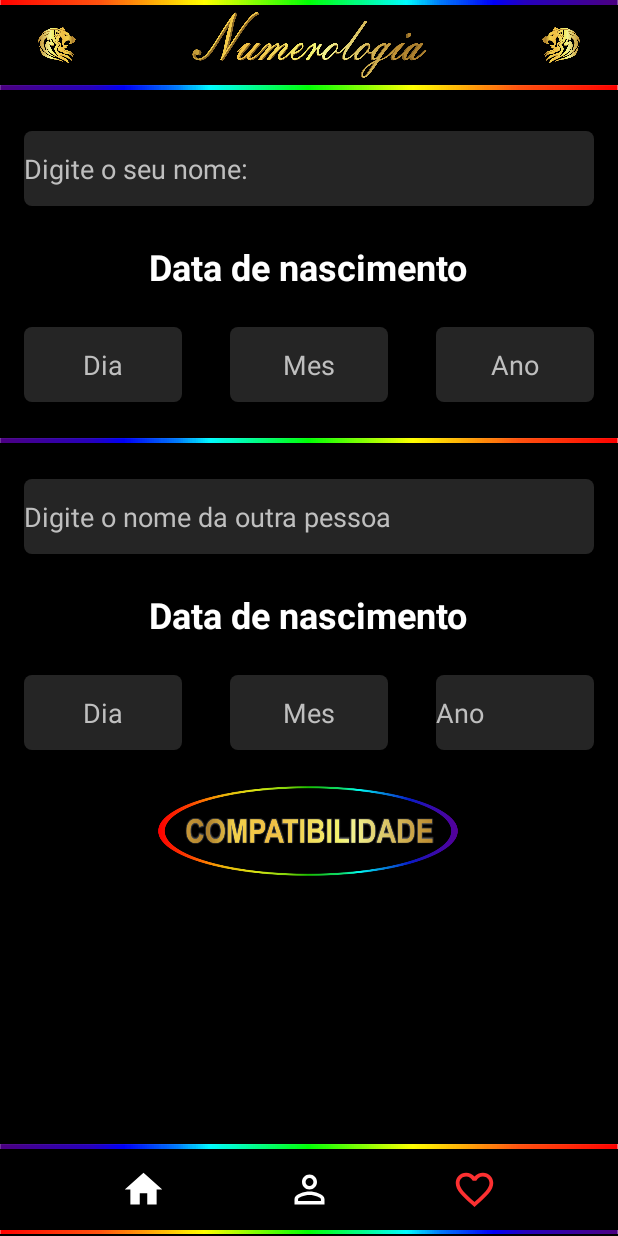
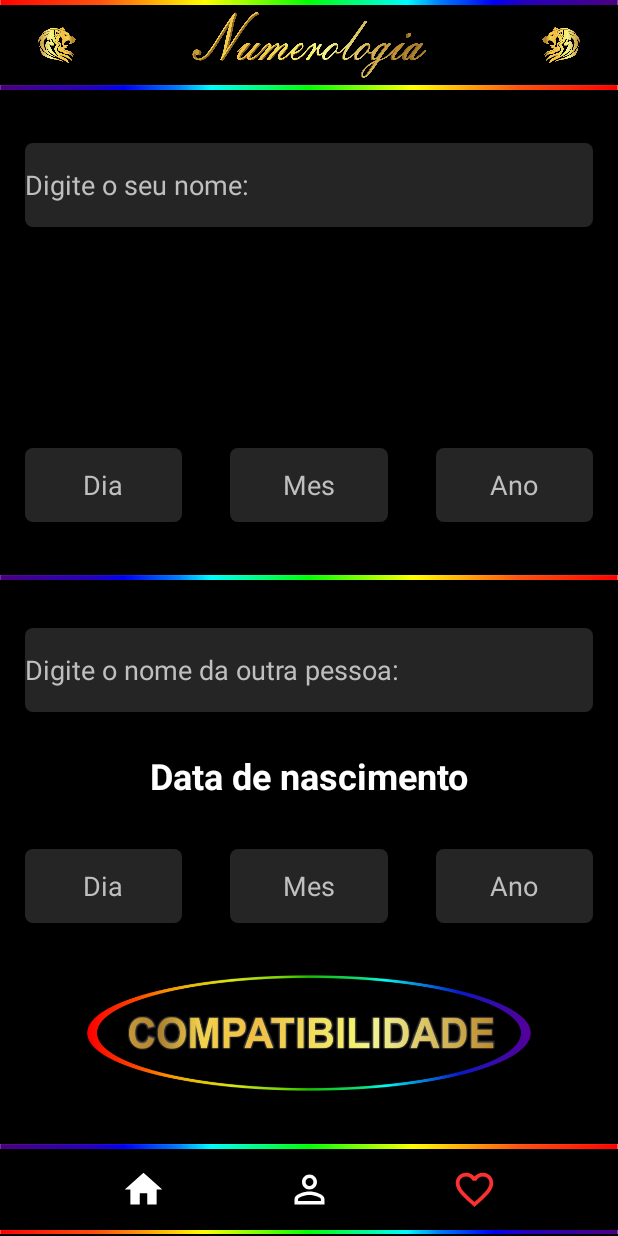
Before and after one commit to Ew3rt0n/Primass-2, an Android app: the screen it shows after launch (MainActivity), after a tap on "Compatibilidade", on a phone screen of 412 x 824 dp. Run offline under Robolectric (Android 15) with nearby library versions, the phone set to English and light mode, and no system bars.

Commit message:
Linhas guias

```diff
--- a/app/src/main/res/layout/activity_main.xml
+++ b/app/src/main/res/layout/activity_main.xml
@@ -201,8 +201,8 @@
             android:id="@+id/bt_calc"
             android:layout_width="200dp"
             android:layout_height="60dp"
+            android:layout_marginTop="32dp"
             android:background="@drawable/efeito_calc"
-            android:layout_marginTop="32dp"
             app:layout_constraintEnd_toEndOf="parent"
             app:layout_constraintStart_toStartOf="parent"
             app:layout_constraintTop_toBottomOf="@+id/tv_mes" />
@@ -294,9 +294,9 @@
             android:layout_height="30dp"
             android:background="@drawable/bt_home"
             android:contentDescription="@string/Menu_triangulo"
-            android:visibility="gone"
             android:src="@drawable/ic_triangulo_30"
             android:tint="@color/white"
+            android:visibility="gone"
             app:layout_constraintBottom_toBottomOf="parent"
             app:layout_constraintEnd_toStartOf="@id/bt_Arcanos"
             app:layout_constraintStart_toEndOf="@id/bt_Compatibilidade"
@@ -307,10 +307,10 @@
             android:layout_width="30dp"
             android:layout_height="30dp"
             android:background="@drawable/bt_home"
-            android:visibility="gone"
             android:contentDescription="@string/Menu_arcanos"
             android:src="@drawable/ic_ampulheta_30"
             android:tint="@color/white"
+            android:visibility="gone"
             app:layout_constraintBottom_toBottomOf="parent"
             app:layout_constraintEnd_toStartOf="@id/bt_Descricao"
             app:layout_constraintStart_toEndOf="@id/bt_Triangulo"
@@ -320,11 +320,11 @@
             android:id="@+id/bt_Descricao"
             android:layout_width="30dp"
             android:layout_height="30dp"
-            android:visibility="gone"
             android:background="@drawable/bt_home"
             android:contentDescription="@string/Menu_descricao"
             android:src="@drawable/ic_olho_30"
             android:tint="@color/white"
+            android:visibility="gone"
             app:layout_constraintBottom_toBottomOf="parent"
             app:layout_constraintEnd_toEndOf="parent"
             app:layout_constraintStart_toEndOf="@id/bt_Arcanos"
--- a/app/src/main/res/layout/fragment_compatibilidade.xml
+++ b/app/src/main/res/layout/fragment_compatibilidade.xml
@@ -1,6 +1,5 @@
 <?xml version="1.0" encoding="utf-8"?>
-<androidx.constraintlayout.widget.ConstraintLayout
-    xmlns:android="http://schemas.android.com/apk/res/android"
+<androidx.constraintlayout.widget.ConstraintLayout xmlns:android="http://schemas.android.com/apk/res/android"
     xmlns:app="http://schemas.android.com/apk/res-auto"
     xmlns:tools="http://schemas.android.com/tools"
     android:layout_width="match_parent"
@@ -14,12 +13,7 @@
     <EditText
         android:id="@+id/campoNome2"
         android:layout_width="0dp"
-        android:layout_height="50dp"
-        android:layout_marginStart="16dp"
-        android:layout_marginLeft="16dp"
-        android:layout_marginTop="27dp"
-        android:layout_marginEnd="16dp"
-        android:layout_marginRight="16dp"
+        android:layout_height="0dp"
         android:background="@drawable/caixa_texto"
         android:ems="10"
         android:gravity="center_vertical"
@@ -29,34 +23,29 @@
         android:textColorHighlight="#BFBFBF"
         android:textColorHint="#BFBFBF"
         android:textSize="18sp"
-        app:layout_constraintEnd_toEndOf="parent"
-        app:layout_constraintHorizontal_bias="0.0"
-        app:layout_constraintStart_toStartOf="parent"
-        app:layout_constraintTop_toTopOf="parent" />
+        app:layout_constraintBottom_toTopOf="@+id/guideline10"
+        app:layout_constraintEnd_toStartOf="@+id/guideline9"
+        app:layout_constraintStart_toStartOf="@+id/guideline7"
+        app:layout_constraintTop_toTopOf="@+id/guideline3" />
 
     <TextView
         android:id="@+id/tv_nascimento2"
         android:layout_width="wrap_content"
         android:layout_height="wrap_content"
-        android:layout_marginTop="24dp"
         android:text="Data de nascimento"
         android:textSize="24sp"
         android:textStyle="bold"
-        app:layout_constraintEnd_toEndOf="parent"
-        app:layout_constraintHorizontal_bias="0.497"
-        app:layout_constraintStart_toStartOf="parent"
-        app:layout_constraintTop_toBottomOf="@+id/campoNome2" />
+        app:layout_constraintBottom_toTopOf="@+id/guideline14"
+        app:layout_constraintEnd_toStartOf="@+id/guideline12"
+        app:layout_constraintStart_toStartOf="@+id/guideline11"
+        app:layout_constraintTop_toTopOf="@+id/guideline13" />
 
     <EditText
         android:id="@+id/tv_dia2"
         android:layout_width="0dp"
-        android:layout_height="50dp"
-        android:layout_marginStart="16dp"
-        android:layout_marginLeft="16dp"
-        android:layout_marginTop="24dp"
+        android:layout_height="0dp"
         android:layout_marginEnd="16dp"
         android:layout_marginRight="16dp"
-        android:layout_marginBottom="24dp"
         android:background="@drawable/caixa_texto"
         android:ems="10"
         android:gravity="center"
@@ -65,20 +54,17 @@
         android:textColor="#FFFFFF"
         android:textColorHint="#BFBFBF"
         android:textSize="18sp"
-        app:layout_constraintBottom_toTopOf="@+id/imageView"
+        app:layout_constraintBottom_toTopOf="@+id/guideline18"
         app:layout_constraintEnd_toStartOf="@+id/tv_mes2"
-        app:layout_constraintHorizontal_bias="0.5"
-        app:layout_constraintStart_toStartOf="parent"
-        app:layout_constraintTop_toBottomOf="@+id/tv_nascimento2"
-        app:layout_constraintVertical_bias="0.0" />
+        app:layout_constraintStart_toStartOf="@+id/guideline7"
+        app:layout_constraintTop_toTopOf="@+id/guideline19" />
 
     <EditText
         android:id="@+id/tv_mes2"
         android:layout_width="0dp"
-        android:layout_height="50dp"
+        android:layout_height="0dp"
         android:layout_marginStart="16dp"
         android:layout_marginLeft="16dp"
-        android:layout_marginTop="24dp"
         android:layout_marginEnd="16dp"
         android:layout_marginRight="16dp"
         android:background="@drawable/caixa_texto"
@@ -89,21 +75,18 @@
         android:textColor="#FFFFFF"
         android:textColorHint="#BFBFBF"
         android:textSize="18sp"
+        app:layout_constraintBottom_toTopOf="@+id/guideline18"
         app:layout_constraintEnd_toStartOf="@+id/tv_ano2"
         app:layout_constraintHorizontal_bias="0.5"
         app:layout_constraintStart_toEndOf="@+id/tv_dia2"
-        app:layout_constraintTop_toBottomOf="@+id/tv_nascimento2" />
+        app:layout_constraintTop_toTopOf="@+id/guideline19" />
 
     <EditText
         android:id="@+id/tv_ano2"
         android:layout_width="0dp"
-        android:layout_height="50dp"
+        android:layout_height="0dp"
         android:layout_marginStart="16dp"
         android:layout_marginLeft="16dp"
-        android:layout_marginTop="24dp"
-        android:layout_marginEnd="16dp"
-        android:layout_marginRight="16dp"
-        android:layout_marginBottom="24dp"
         android:background="@drawable/caixa_texto"
         android:ems="10"
         android:gravity="center"
@@ -112,69 +95,57 @@
         android:textColor="#FFFFFF"
         android:textColorHint="#BFBFBF"
         android:textSize="18sp"
-        app:layout_constraintBottom_toTopOf="@+id/imageView"
-        app:layout_constraintEnd_toEndOf="parent"
-        app:layout_constraintHorizontal_bias="0.5"
+        app:layout_constraintBottom_toTopOf="@+id/guideline18"
+        app:layout_constraintEnd_toStartOf="@+id/guideline9"
         app:layout_constraintStart_toEndOf="@+id/tv_mes2"
-        app:layout_constraintTop_toBottomOf="@+id/tv_nascimento2"
-        app:layout_constraintVertical_bias="0.0" />
+        app:layout_constraintTop_toTopOf="@+id/guideline19" />
 
     <ImageView
         android:id="@+id/imageView"
         android:layout_width="0dp"
         android:layout_height="3dp"
-        android:layout_marginTop="24dp"
         android:contentDescription="@string/Segunda_barra_inf"
         android:scaleType="centerCrop"
         android:src="@drawable/barrainf"
         app:layout_constraintEnd_toEndOf="parent"
         app:layout_constraintHorizontal_bias="0.0"
         app:layout_constraintStart_toStartOf="parent"
-        app:layout_constraintTop_toBottomOf="@+id/tv_mes2" />
+        app:layout_constraintTop_toTopOf="@+id/guideline16" />
 
     <EditText
         android:id="@+id/campoNome3"
         android:layout_width="0dp"
-        android:layout_height="50dp"
-        android:layout_marginStart="16dp"
-        android:layout_marginLeft="16dp"
-        android:layout_marginTop="24dp"
-        android:layout_marginEnd="16dp"
-        android:layout_marginRight="16dp"
+        android:layout_height="0dp"
         android:background="@drawable/caixa_texto"
         android:ems="10"
         android:gravity="center_vertical"
-        android:hint="Digite o nome da outra pessoa"
+        android:hint="Digite o nome da outra pessoa:"
         android:inputType="text"
         android:textColor="#FFFFFF"
         android:textColorHighlight="#BFBFBF"
         android:textColorHint="#BFBFBF"
         android:textSize="18sp"
-        app:layout_constraintEnd_toEndOf="parent"
-        app:layout_constraintHorizontal_bias="0.0"
-        app:layout_constraintStart_toStartOf="parent"
-        app:layout_constraintTop_toBottomOf="@+id/imageView" />
+        app:layout_constraintBottom_toTopOf="@+id/guideline20"
+        app:layout_constraintEnd_toStartOf="@+id/guideline9"
+        app:layout_constraintStart_toStartOf="@+id/guideline7"
+        app:layout_constraintTop_toTopOf="@+id/guideline17" />
 
     <TextView
         android:id="@+id/tv_nascimento3"
         android:layout_width="wrap_content"
         android:layout_height="wrap_content"
-        android:layout_marginTop="24dp"
         android:text="Data de nascimento"
         android:textSize="24sp"
         android:textStyle="bold"
-        app:layout_constraintEnd_toEndOf="parent"
-        app:layout_constraintHorizontal_bias="0.497"
-        app:layout_constraintStart_toStartOf="parent"
-        app:layout_constraintTop_toBottomOf="@+id/campoNome3" />
+        app:layout_constraintBottom_toTopOf="@+id/guideline22"
+        app:layout_constraintEnd_toStartOf="@+id/guideline12"
+        app:layout_constraintStart_toStartOf="@+id/guideline11"
+        app:layout_constraintTop_toTopOf="@+id/guideline21" />
 
     <EditText
         android:id="@+id/tv_dia3"
         android:layout_width="0dp"
-        android:layout_height="50dp"
-        android:layout_marginStart="16dp"
-        android:layout_marginLeft="16dp"
-        android:layout_marginTop="24dp"
+        android:layout_height="0dp"
         android:layout_marginEnd="16dp"
         android:layout_marginRight="16dp"
         android:background="@drawable/caixa_texto"
@@ -185,20 +156,17 @@
         android:textColor="#FFFFFF"
         android:textColorHint="#BFBFBF"
         android:textSize="18sp"
-        app:layout_constraintBottom_toTopOf="@+id/bt_compatib"
+        app:layout_constraintBottom_toTopOf="@+id/guideline24"
         app:layout_constraintEnd_toStartOf="@+id/tv_mes3"
-        app:layout_constraintHorizontal_bias="0.5"
-        app:layout_constraintStart_toStartOf="parent"
-        app:layout_constraintTop_toBottomOf="@+id/tv_nascimento3"
-        app:layout_constraintVertical_bias="0.0" />
+        app:layout_constraintStart_toStartOf="@+id/guideline7"
+        app:layout_constraintTop_toTopOf="@+id/guideline23" />
 
     <EditText
         android:id="@+id/tv_mes3"
         android:layout_width="0dp"
-        android:layout_height="50dp"
+        android:layout_height="0dp"
         android:layout_marginStart="16dp"
         android:layout_marginLeft="16dp"
-        android:layout_marginTop="24dp"
         android:layout_marginEnd="16dp"
         android:layout_marginRight="16dp"
         android:background="@drawable/caixa_texto"
@@ -209,45 +177,186 @@
         android:textColor="#FFFFFF"
         android:textColorHint="#BFBFBF"
         android:textSize="18sp"
+        app:layout_constraintBottom_toTopOf="@+id/guideline24"
         app:layout_constraintEnd_toStartOf="@+id/tv_ano3"
         app:layout_constraintHorizontal_bias="0.5"
         app:layout_constraintStart_toEndOf="@+id/tv_dia3"
-        app:layout_constraintTop_toBottomOf="@+id/tv_nascimento3" />
+        app:layout_constraintTop_toTopOf="@+id/guideline23" />
 
     <EditText
         android:id="@+id/tv_ano3"
         android:layout_width="0dp"
-        android:layout_height="50dp"
+        android:layout_height="0dp"
         android:layout_marginStart="16dp"
         android:layout_marginLeft="16dp"
-        android:layout_marginTop="24dp"
-        android:layout_marginEnd="16dp"
-        android:layout_marginRight="16dp"
         android:background="@drawable/caixa_texto"
         android:ems="10"
+        android:gravity="center"
         android:hint="@string/tv_ano"
         android:inputType="numberDecimal"
         android:textColor="#FFFFFF"
         android:textColorHint="#BFBFBF"
         android:textSize="18sp"
-        app:layout_constraintBottom_toTopOf="@+id/bt_compatib"
-        app:layout_constraintEnd_toEndOf="parent"
-        app:layout_constraintHorizontal_bias="0.5"
+        app:layout_constraintBottom_toTopOf="@+id/guideline24"
+        app:layout_constraintEnd_toStartOf="@+id/guideline9"
         app:layout_constraintStart_toEndOf="@+id/tv_mes3"
-        app:layout_constraintTop_toBottomOf="@+id/tv_nascimento3"
-        app:layout_constraintVertical_bias="0.0" />
+        app:layout_constraintTop_toTopOf="@+id/guideline23" />
 
     <ImageButton
         android:id="@+id/bt_compatib"
-        android:layout_width="200dp"
-        android:layout_height="60dp"
-        android:layout_marginTop="24dp"
+        android:layout_width="0dp"
+        android:layout_height="0dp"
         android:background="@drawable/efeito_comp"
-        app:layout_constraintBottom_toBottomOf="parent"
-        app:layout_constraintEnd_toEndOf="parent"
-        app:layout_constraintHorizontal_bias="0.497"
-        app:layout_constraintStart_toStartOf="parent"
-        app:layout_constraintTop_toBottomOf="@+id/tv_mes3"
-        app:layout_constraintVertical_bias="0.0" />
+        app:layout_constraintBottom_toTopOf="@+id/guideline6"
+        app:layout_constraintEnd_toStartOf="@+id/guideline27"
+        app:layout_constraintStart_toStartOf="@+id/guideline26"
+        app:layout_constraintTop_toTopOf="@+id/guideline15" />
+
+    <androidx.constraintlayout.widget.Guideline
+        android:id="@+id/guideline3"
+        android:layout_width="wrap_content"
+        android:layout_height="wrap_content"
+        android:orientation="horizontal"
+        app:layout_constraintGuide_percent="0.05" />
+
+    <androidx.constraintlayout.widget.Guideline
+        android:id="@+id/guideline6"
+        android:layout_width="wrap_content"
+        android:layout_height="wrap_content"
+        android:orientation="horizontal"
+        app:layout_constraintGuide_percent="0.95" />
+
+    <androidx.constraintlayout.widget.Guideline
+        android:id="@+id/guideline7"
+        android:layout_width="wrap_content"
+        android:layout_height="wrap_content"
+        android:orientation="vertical"
+        app:layout_constraintGuide_percent="0.04" />
+
+    <androidx.constraintlayout.widget.Guideline
+        android:id="@+id/guideline9"
+        android:layout_width="wrap_content"
+        android:layout_height="wrap_content"
+        android:orientation="vertical"
+        app:layout_constraintGuide_percent="0.96" />
+
+    <androidx.constraintlayout.widget.Guideline
+        android:id="@+id/guideline10"
+        android:layout_width="wrap_content"
+        android:layout_height="wrap_content"
+        android:orientation="horizontal"
+        app:layout_constraintGuide_percent="0.13" />
+
+    <androidx.constraintlayout.widget.Guideline
+        android:id="@+id/guideline11"
+        android:layout_width="wrap_content"
+        android:layout_height="wrap_content"
+        android:orientation="vertical"
+        app:layout_constraintGuide_percent="0.24087591" />
+
+    <androidx.constraintlayout.widget.Guideline
+        android:id="@+id/guideline12"
+        android:layout_width="wrap_content"
+        android:layout_height="wrap_content"
+        android:orientation="vertical"
+        app:layout_constraintGuide_percent="0.76155716" />
+
+    <androidx.constraintlayout.widget.Guideline
+        android:id="@+id/guideline13"
+        android:layout_width="wrap_content"
+        android:layout_height="wrap_content"
+        android:orientation="horizontal"
+        app:layout_constraintGuide_percent="0.25" />
+
+    <androidx.constraintlayout.widget.Guideline
+        android:id="@+id/guideline14"
+        android:layout_width="wrap_content"
+        android:layout_height="wrap_content"
+        android:orientation="horizontal"
+        app:layout_constraintGuide_percent="0.21" />
+
+    <androidx.constraintlayout.widget.Guideline
+        android:id="@+id/guideline15"
+        android:layout_width="wrap_content"
+        android:layout_height="wrap_content"
+        android:orientation="horizontal"
+        app:layout_constraintGuide_percent="0.84" />
+
+    <androidx.constraintlayout.widget.Guideline
+        android:id="@+id/guideline16"
+        android:layout_width="wrap_content"
+        android:layout_height="wrap_content"
+        android:orientation="horizontal"
+        app:layout_constraintGuide_percent="0.46" />
+
+    <androidx.constraintlayout.widget.Guideline
+        android:id="@+id/guideline17"
+        android:layout_width="wrap_content"
+        android:layout_height="wrap_content"
+        android:orientation="horizontal"
+        app:layout_constraintGuide_percent="0.51" />
+
+    <androidx.constraintlayout.widget.Guideline
+        android:id="@+id/guideline18"
+        android:layout_width="wrap_content"
+        android:layout_height="wrap_content"
+        android:orientation="horizontal"
+        app:layout_constraintGuide_percent="0.41" />
+
+    <androidx.constraintlayout.widget.Guideline
+        android:id="@+id/guideline19"
+        android:layout_width="wrap_content"
+        android:layout_height="wrap_content"
+        android:orientation="horizontal"
+        app:layout_constraintGuide_percent="0.34" />
+
+    <androidx.constraintlayout.widget.Guideline
+        android:id="@+id/guideline20"
+        android:layout_width="wrap_content"
+        android:layout_height="wrap_content"
+        android:orientation="horizontal"
+        app:layout_constraintGuide_percent="0.59" />
+
+    <androidx.constraintlayout.widget.Guideline
+        android:id="@+id/guideline21"
+        android:layout_width="wrap_content"
+        android:layout_height="wrap_content"
+        android:orientation="horizontal"
+        app:layout_constraintGuide_percent="0.63" />
+
+    <androidx.constraintlayout.widget.Guideline
+        android:id="@+id/guideline22"
+        android:layout_width="wrap_content"
+        android:layout_height="wrap_content"
+        android:orientation="horizontal"
+        app:layout_constraintGuide_percent="0.67" />
+
+    <androidx.constraintlayout.widget.Guideline
+        android:id="@+id/guideline23"
+        android:layout_width="wrap_content"
+        android:layout_height="wrap_content"
+        android:orientation="horizontal"
+        app:layout_constraintGuide_percent="0.72" />
+
+    <androidx.constraintlayout.widget.Guideline
+        android:id="@+id/guideline24"
+        android:layout_width="wrap_content"
+        android:layout_height="wrap_content"
+        android:orientation="horizontal"
+        app:layout_constraintGuide_percent="0.79" />
+
+    <androidx.constraintlayout.widget.Guideline
+        android:id="@+id/guideline26"
+        android:layout_width="wrap_content"
+        android:layout_height="wrap_content"
+        android:orientation="vertical"
+        app:layout_constraintGuide_percent="0.14" />
+
+    <androidx.constraintlayout.widget.Guideline
+        android:id="@+id/guideline27"
+        android:layout_width="wrap_content"
+        android:layout_height="wrap_content"
+        android:orientation="vertical"
+        app:layout_constraintGuide_percent="0.86" />
 
 </androidx.constraintlayout.widget.ConstraintLayout>
```
